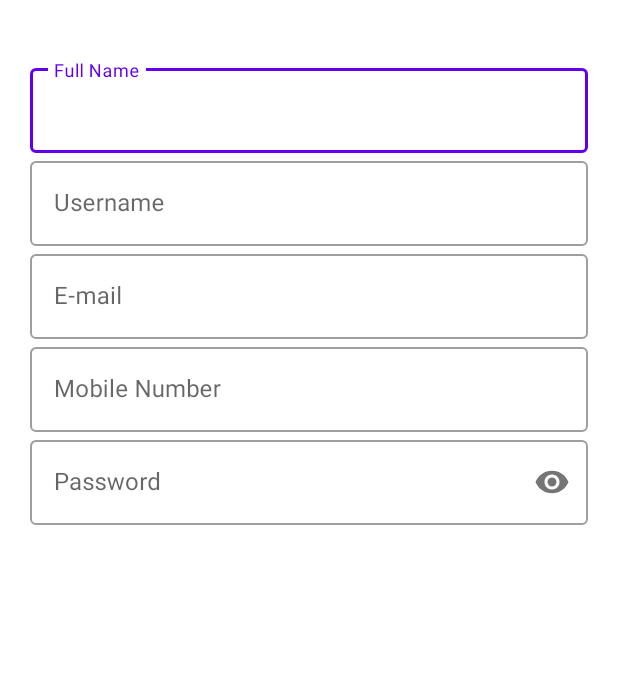
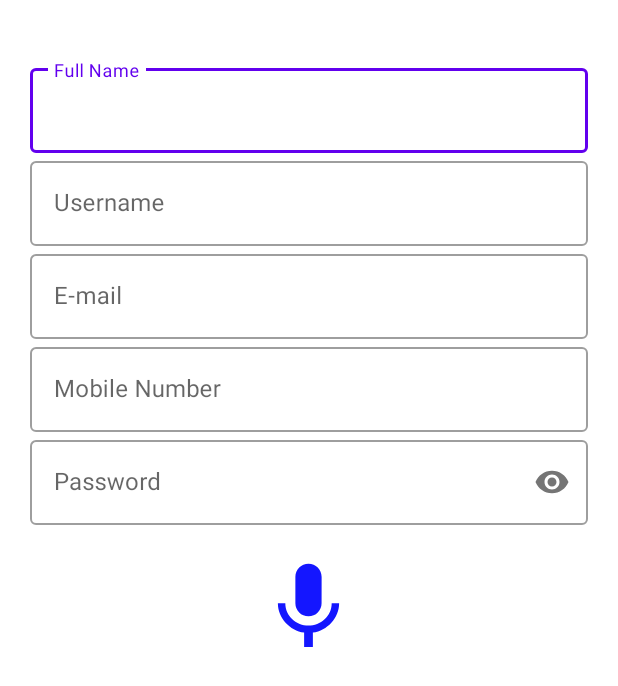
Before and after one commit to S-A-D-Group-3/Bling-App, an Android app: the Profile screen opened directly, with no data from a screen before it, on a phone screen of 412 x 824 dp. Shown: the top 686 px of the screen. Run offline under Robolectric (Android 15) with nearby library versions, the phone set to English and light mode, and no system bars.

Commit message:
added SpeechToText and TextToSpeech

```diff
--- a/app/build.gradle
+++ b/app/build.gradle
@@ -39,6 +39,7 @@ dependencies {
     implementation 'com.google.android.material:material:1.0.0'
     implementation 'com.google.firebase:firebase-database:19.2.1'
     implementation 'com.google.firebase:firebase-auth:20.0.2'
+    implementation 'androidx.legacy:legacy-support-v4:1.0.0'
     testImplementation 'junit:junit:4.+'
     androidTestImplementation 'androidx.test.ext:junit:1.1.2'
     androidTestImplementation 'androidx.test.espresso:espresso-core:3.3.0'
--- /dev/null
+++ b/app/src/main/java/com/systemdict32/blingapp/Fragments/SpeechFragment.java
@@ -0,0 +1,168 @@
+package com.systemdict32.blingapp.Fragments;
+
+import android.app.Activity;
+import android.content.Intent;
+import android.content.res.Resources;
+import android.graphics.drawable.Drawable;
+import android.os.Build;
+import android.os.Bundle;
+
+import androidx.annotation.Nullable;
+import androidx.fragment.app.Fragment;
+
+import android.speech.RecognizerIntent;
+import android.speech.tts.TextToSpeech;
+import android.view.LayoutInflater;
+import android.view.View;
+import android.view.ViewGroup;
+import android.widget.ImageView;
+import android.widget.TextView;
+import android.widget.Toast;
+
+import com.systemdict32.blingapp.BlingChatbot.BlingChatbot;
+import com.systemdict32.blingapp.R;
+
+import java.util.ArrayList;
+import java.util.Locale;
+
+/**
+ * A simple {@link Fragment} subclass.
+ * Use the {@link SpeechFragment#newInstance} factory method to
+ * create an instance of this fragment.
+ */
+public class SpeechFragment extends Fragment implements  TextToSpeech.OnInitListener{
+
+    // TODO: Rename parameter arguments, choose names that match
+    // the fragment initialization parameters, e.g. ARG_ITEM_NUMBER
+    private static final String ARG_PARAM1 = "param1";
+    private static final String ARG_PARAM2 = "param2";
+
+    // TODO: Rename and change types of parameters
+    private String mParam1;
+    private String mParam2;
+
+    public SpeechFragment() {
+        // Required empty public constructor
+    }
+
+    /**
+     * Use this factory method to create a new instance of
+     * this fragment using the provided parameters.
+     *
+     * @param param1 Parameter 1.
+     * @param param2 Parameter 2.
+     * @return A new instance of fragment SpeechFragment.
+     */
+    // TODO: Rename and change types and number of parameters
+    public static SpeechFragment newInstance(String param1, String param2) {
+        SpeechFragment fragment = new SpeechFragment();
+        Bundle args = new Bundle();
+        args.putString(ARG_PARAM1, param1);
+        args.putString(ARG_PARAM2, param2);
+        fragment.setArguments(args);
+        return fragment;
+    }
+
+    @Override
+    public void onCreate(Bundle savedInstanceState) {
+        super.onCreate(savedInstanceState);
+        if (getArguments() != null) {
+            mParam1 = getArguments().getString(ARG_PARAM1);
+            mParam2 = getArguments().getString(ARG_PARAM2);
+        }
+    }
+
+    ImageView iv_speak_STT;
+    BlingChatbot blingChatbot;
+    TextToSpeech TTS;
+    TextView frag_tv_STT;
+
+    @Override
+    public View onCreateView(LayoutInflater inflater, ViewGroup container,
+                             Bundle savedInstanceState) {
+        // Inflate the layout for this fragment
+        View view = inflater.inflate(R.layout.fragment_speech, container, false);
+
+        blingChatbot = new BlingChatbot();
+        TTS = blingChatbot.TTS(getActivity(), this);
+        iv_speak_STT = view.findViewById(R.id.iv_speak_STT);
+        frag_tv_STT = view.findViewById(R.id.frag_tv_STT);
+        iv_speak_STT.setImageResource(R.drawable.ic_mic_on);
+
+        iv_speak_STT.setOnClickListener(new View.OnClickListener() {
+            @Override
+            public void onClick(View v) {
+                Intent intent = blingChatbot.STT();
+
+                try{
+                    startActivityForResult(intent, 1);
+                } catch (Exception e) {
+                    Toast.makeText(getActivity(), e.getMessage(), Toast.LENGTH_SHORT).show();
+                }
+            }
+        });
+        return view;
+    }
+
+    @Override
+    public void onActivityResult(int requestCode, int resultCode, @Nullable Intent data) {
+        super.onActivityResult(requestCode, resultCode, data);
+
+        switch(requestCode){
+            case 1:
+                if(resultCode == Activity.RESULT_OK && data != null)
+                {
+                    // get the speech from user
+                    ArrayList<String> speech = data.getStringArrayListExtra(RecognizerIntent.EXTRA_RESULTS);
+                    // call bling chatbot, pass the speech, chatbot will return a string message, store the message to the string botMessage variable
+                    // check the current activity and use the proper chatbot to use
+                    String botMessage = blingChatbot.MainChatbot(speech, getActivity());
+                    if (Build.VERSION.SDK_INT >= Build.VERSION_CODES.LOLLIPOP) {
+                        // speak bot message
+                        TTS.speak(botMessage, TextToSpeech.QUEUE_FLUSH, null, TextToSpeech.ACTION_TTS_QUEUE_PROCESSING_COMPLETED);
+                        // set text view based on the botMessage variable
+                        frag_tv_STT.setText(botMessage);
+                        //
+//                        blingChatbot.TTSProgressListener(TTS, frag_tv_TTS);
+                    }
+                }
+        }
+    }
+
+    @Override
+    public void onInit(int status) {
+        if(status == TextToSpeech.SUCCESS)
+        {
+            int result = TTS.setLanguage(Locale.getDefault());
+            TTS.setSpeechRate(1);
+            TTS.setPitch(1);
+            // check if TTS support on user , if false create speak to user
+            if(result == TextToSpeech.LANG_MISSING_DATA || result == TextToSpeech.LANG_NOT_SUPPORTED)
+            {
+                // if true make a toast saying TTS is not supported
+                Toast.makeText(getActivity(), "TTS language not supported", Toast.LENGTH_SHORT).show();
+            }
+            else
+            {
+                // if false launch a welcome message to the user
+                if (Build.VERSION.SDK_INT >= Build.VERSION_CODES.LOLLIPOP) {
+                    String message = "Hi, I'm Bling App.";
+                    TTS.speak(message, TextToSpeech.QUEUE_FLUSH, null, TextToSpeech.ACTION_TTS_QUEUE_PROCESSING_COMPLETED);
+                    frag_tv_STT.setText(message);
+                } else {
+                    Toast.makeText(getActivity(), "TTS language not supported", Toast.LENGTH_SHORT).show();
+                }
+            }
+        }
+        else
+        {
+            Toast.makeText(getActivity(), "TTS initialization failed.", Toast.LENGTH_SHORT).show();
+        }
+    }
+
+    @Override
+    public void onDestroy() {
+        super.onDestroy();
+        TTS.stop();
+    }
+}
--- /dev/null
+++ b/app/src/main/res/drawable/ic_mic_on.xml
@@ -0,0 +1,5 @@
+<vector android:height="24dp" android:tint="#1416FF"
+    android:viewportHeight="24" android:viewportWidth="24"
+    android:width="24dp" xmlns:android="http://schemas.android.com/apk/res/android">
+    <path android:fillColor="@android:color/white" android:pathData="M12,14c1.66,0 2.99,-1.34 2.99,-3L15,5c0,-1.66 -1.34,-3 -3,-3S9,3.34 9,5v6c0,1.66 1.34,3 3,3zM17.3,11c0,3 -2.54,5.1 -5.3,5.1S6.7,14 6.7,11L5,11c0,3.41 2.72,6.23 6,6.72L11,21h2v-3.28c3.28,-0.48 6,-3.3 6,-6.72h-1.7z"/>
+</vector>
--- a/app/src/main/res/layout/activity_profile.xml
+++ b/app/src/main/res/layout/activity_profile.xml
@@ -93,4 +93,11 @@ android:orientation="vertical">
 
 </LinearLayout>
 
+    <fragment
+        android:id="@+id/fragment"
+        android:name="com.systemdict32.blingapp.Fragments.SpeechFragment"
+        android:layout_width="match_parent"
+        android:layout_height="wrap_content"
+        android:layout_gravity="center" />
+
 </LinearLayout>
--- /dev/null
+++ b/app/src/main/res/layout/fragment_speech.xml
@@ -0,0 +1,23 @@
+<?xml version="1.0" encoding="utf-8"?>
+<LinearLayout xmlns:android="http://schemas.android.com/apk/res/android"
+    xmlns:app="http://schemas.android.com/apk/res-auto"
+    xmlns:tools="http://schemas.android.com/tools"
+    android:layout_width="match_parent"
+    android:layout_height="wrap_content"
+    android:orientation="vertical"
+    tools:context=".Fragments.SpeechFragment">
+
+    <ImageView
+        android:id="@+id/iv_speak_STT"
+        android:layout_width="70dp"
+        android:layout_height="70dp"
+        android:layout_gravity="center"
+        android:src="@drawable/ic_mic_on" />
+
+    <TextView
+        android:id="@+id/frag_tv_STT"
+        android:layout_width="match_parent"
+        android:layout_height="wrap_content"
+        android:gravity="center" />
+
+</LinearLayout>
--- a/app/src/main/res/values/strings.xml
+++ b/app/src/main/res/values/strings.xml
@@ -1,3 +1,5 @@
 <resources>
     <string name="app_name">Bling App</string>
+    <!-- TODO: Remove or change this placeholder text -->
+    <string name="hello_blank_fragment">Hello blank fragment</string>
 </resources>
```
Also changed, not shown: app/src/main/java/com/systemdict32/blingapp/BlingChatbot/BlingChatbot.java (added, +115 -0 lines).
